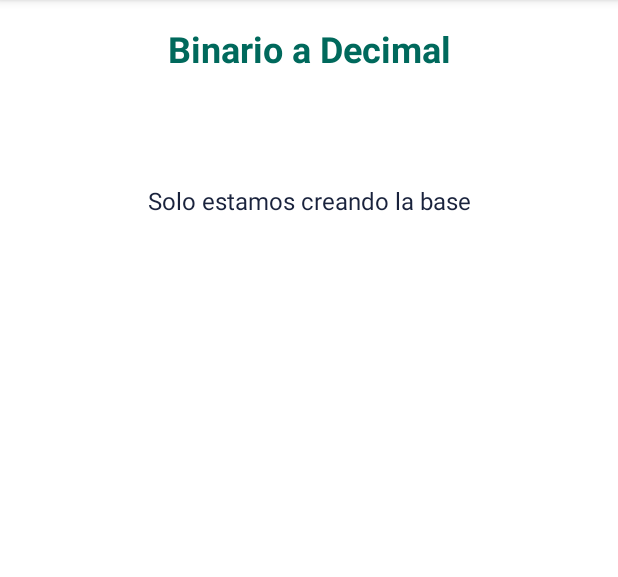
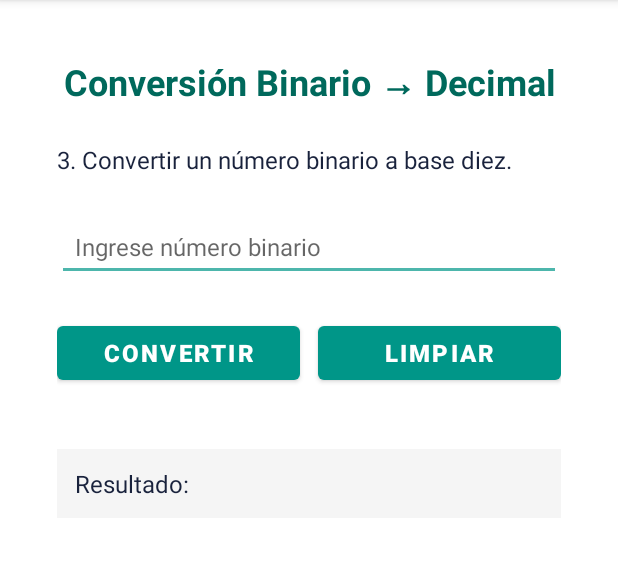
Before and after one commit to edwinwmendeze/NRC-74239, an Android app: the fragment BinarioDecimalFragment shown on its own in the app's theme, on a phone screen of 412 x 824 dp, the part 84-661 px from its top. Run offline under Robolectric (Android 15) with nearby library versions, the phone set to English and light mode, and no system bars.

Commit message:
feat(Unidad1/PA1/mendez_pa1): Implementación del fragmento BinarioDecimalFragment con funcionalidad para convertir números binarios a decimales, incluyendo validaciones de entrada y botones para convertir y limpiar resultados.

```diff
--- a/mendez_pa1/app/src/main/java/mendez/pa1/org/ui/binariodecimal/BinarioDecimalFragment.java
+++ b/mendez_pa1/app/src/main/java/mendez/pa1/org/ui/binariodecimal/BinarioDecimalFragment.java
@@ -4,6 +4,10 @@ import android.os.Bundle;
 import android.view.LayoutInflater;
 import android.view.View;
 import android.view.ViewGroup;
+import android.widget.Button;
+import android.widget.EditText;
+import android.widget.TextView;
+import android.widget.Toast;
 
 import androidx.annotation.NonNull;
 import androidx.annotation.Nullable;
@@ -12,10 +16,48 @@ import androidx.fragment.app.Fragment;
 import mendez.pa1.org.R;
 
 public class BinarioDecimalFragment extends Fragment {
+    private EditText etBinario;
+    private TextView tvResultado;
+    private Button btnConvertir, btnLimpiar;
 
     @Override
     public View onCreateView(@NonNull LayoutInflater inflater, @Nullable ViewGroup container,
                              @Nullable Bundle savedInstanceState) {
-        return inflater.inflate(R.layout.fragment_binario_decimal, container, false);
+        View view = inflater.inflate(R.layout.fragment_binario_decimal, container, false);
+
+        etBinario = view.findViewById(R.id.etBinario);
+        tvResultado = view.findViewById(R.id.tvResultado);
+        btnConvertir = view.findViewById(R.id.btnConvertir);
+        btnLimpiar = view.findViewById(R.id.btnLimpiar);
+
+        btnConvertir.setOnClickListener(v -> convertirBinarioDecimal());
+        btnLimpiar.setOnClickListener(v -> limpiar());
+
+        return view;
+    }
+
+    private void convertirBinarioDecimal() {
+        // Validamos que el campo no esté vacío
+        if (etBinario.getText().toString().isEmpty()) {
+            Toast.makeText(getContext(), "Ingrese un número binario", Toast.LENGTH_SHORT).show();
+            return;
+        }
+        String binario = etBinario.getText().toString();
+        int decimal = 0;
+
+        for (int i = 0; i < binario.length(); i++) {
+            char bit = binario.charAt(binario.length() - 1 - i);
+            if (bit == '1') {
+                decimal += Math.pow(2, i);
+            }
+        }
+        tvResultado.setText("Resultado: " + decimal);
+
+    }
+
+    private void limpiar() {
+        etBinario.setText("");
+        tvResultado.setText("Resultado: ");
+        etBinario.requestFocus();
     }
 }
--- a/mendez_pa1/app/src/main/res/layout/fragment_binario_decimal.xml
+++ b/mendez_pa1/app/src/main/res/layout/fragment_binario_decimal.xml
@@ -1,16 +1,68 @@
 <?xml version="1.0" encoding="utf-8"?>
-<LinearLayout xmlns:android="http://schemas.android.com/apk/res/android"
-    style="@style/EstiloPA1"
-    android:orientation="vertical">
+<ScrollView xmlns:android="http://schemas.android.com/apk/res/android"
+    style="@style/EstiloPA1">
 
-    <TextView
-        style="@style/TituloFragment"
-        android:text="Binario a Decimal" />
+    <LinearLayout
+        android:layout_width="match_parent"
+        android:layout_height="wrap_content"
+        android:orientation="vertical"
+        android:padding="22dp">
 
-    <TextView
-        style="@style/TextoPA1"
-        android:text="Solo estamos creando la base"
-        android:gravity="center"
-        android:layout_marginTop="50dp" />
+        <!-- Título -->
+        <TextView
+            android:id="@+id/tvTitulo"
+            style="@style/TituloFragment"
+            android:text="Conversión Binario → Decimal" />
 
-</LinearLayout>
+        <!-- Descripción -->
+        <TextView
+            style="@style/TextoPA1"
+            android:text="3.	Convertir un número binario a base diez."
+            android:layout_marginBottom="24dp"
+            android:justificationMode="inter_word" />
+
+        <!-- Input binario -->
+        <EditText
+            android:id="@+id/etBinario"
+            style="@style/InputPA1"
+            android:hint="Ingrese número binario"
+            android:digits="01"
+            android:inputType="number" />
+
+        <!-- Botones -->
+        <LinearLayout
+            android:layout_width="match_parent"
+            android:layout_height="wrap_content"
+            android:orientation="horizontal"
+            android:weightSum="2"
+            android:layout_marginTop="8dp">
+
+            <Button
+                android:id="@+id/btnConvertir"
+                style="@style/BotonPA1"
+                android:layout_width="0dp"
+                android:layout_height="wrap_content"
+                android:layout_weight="1"
+                android:text="Convertir" />
+
+            <Button
+                android:id="@+id/btnLimpiar"
+                style="@style/BotonPA1"
+                android:layout_width="0dp"
+                android:layout_height="wrap_content"
+                android:layout_weight="1"
+                android:text="Limpiar"
+                android:layout_marginStart="12dp" />
+        </LinearLayout>
+
+        <!-- Resultado -->
+        <TextView
+            android:id="@+id/tvResultado"
+            style="@style/TextoPA1"
+            android:text="Resultado: "
+            android:layout_marginTop="24dp"
+            android:padding="12dp"
+            android:background="#F5F5F5" />
+
+    </LinearLayout>
+</ScrollView>
```
